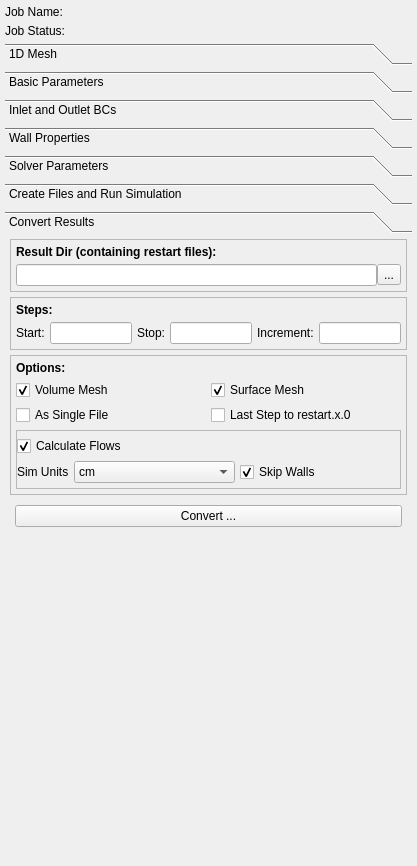
First picture: the form in Code/Source/sv4gui/Plugins/org.sv.gui.qt.simulation1d/sv4gui_SimulationView1d.ui, repository SimVascular/SimVascular, before the edit.
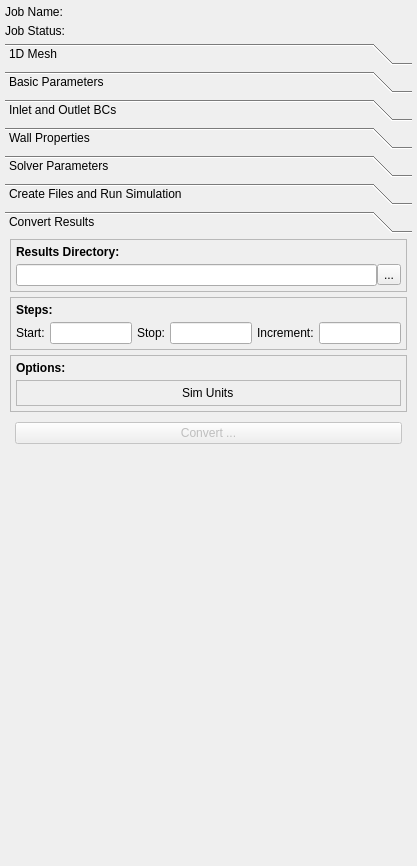
Second picture: the form after the edit. The open tabs and pages were chosen to show the change.

Commit message: Remove results convert GUI widgets.

What changed in the file:
```diff
--- a/Code/Source/sv4gui/Plugins/org.sv.gui.qt.simulation1d/sv4gui_SimulationView1d.ui
+++ b/Code/Source/sv4gui/Plugins/org.sv.gui.qt.simulation1d/sv4gui_SimulationView1d.ui
@@ -1282,7 +1282,7 @@
                       </font>
                      </property>
                      <property name="text">
-                      <string>Result Dir (containing restart files):</string>
+                      <string>Results Directory:</string>
                      </property>
                     </widget>
                    </item>
@@ -1445,20 +1445,6 @@
                 <property name="spacing">
                  <number>5</number>
                 </property>
-                <item row="2" column="1">
-                 <widget class="QCheckBox" name="checkBoxToRestart">
-                  <property name="text">
-                   <string>Last Step to restart.x.0</string>
-                  </property>
-                 </widget>
-                </item>
-                <item row="2" column="0">
-                 <widget class="QCheckBox" name="checkBoxSingleFile">
-                  <property name="text">
-                   <string>As Single File</string>
-                  </property>
-                 </widget>
-                </item>
                 <item row="0" column="0">
                  <widget class="QLabel" name="label_17">
                   <property name="font">
@@ -1472,27 +1458,7 @@
                   </property>
                  </widget>
                 </item>
-                <item row="1" column="0">
-                 <widget class="QCheckBox" name="checkBoxVolume">
-                  <property name="text">
-                   <string>Volume Mesh</string>
-                  </property>
-                  <property name="checked">
-                   <bool>true</bool>
-                  </property>
-                 </widget>
-                </item>
-                <item row="1" column="1">
-                 <widget class="QCheckBox" name="checkBoxSurface">
-                  <property name="text">
-                   <string>Surface Mesh</string>
-                  </property>
-                  <property name="checked">
-                   <bool>true</bool>
-                  </property>
-                 </widget>
-                </item>
-                <item row="3" column="0" colspan="2">
+                <item row="1" column="0" colspan="2">
                  <widget class="QFrame" name="frame_3">
                   <property name="frameShape">
                    <enum>QFrame::StyledPanel</enum>
@@ -1516,16 +1482,6 @@
                    <property name="bottomMargin">
                     <number>5</number>
                    </property>
-                   <item>
-                    <widget class="QCheckBox" name="checkBoxCalculateFlows">
-                     <property name="text">
-                      <string>Calculate Flows</string>
-                     </property>
-                     <property name="checked">
-                      <bool>true</bool>
-                     </property>
-                    </widget>
-                   </item>
                    <item>
                     <widget class="QWidget" name="widgetCalculateFlows" native="true">
                      <layout class="QHBoxLayout" name="horizontalLayout_10">
@@ -1557,30 +1513,6 @@
                         </property>
                        </widget>
                       </item>
-                      <item>
-                       <widget class="QComboBox" name="comboBoxSimUnits">
-                        <item>
-                         <property name="text">
-                          <string>cm</string>
-                         </property>
-                        </item>
-                        <item>
-                         <property name="text">
-                          <string>mm</string>
-                         </property>
-                        </item>
-                       </widget>
-                      </item>
-                      <item>
-                       <widget class="QCheckBox" name="checkBoxSkipWalls">
-                        <property name="text">
-                         <string>Skip Walls</string>
-                        </property>
-                        <property name="checked">
-                         <bool>true</bool>
-                        </property>
-                       </widget>
-                      </item>
                      </layout>
                     </widget>
                    </item>
@@ -1610,6 +1542,9 @@
                 </property>
                 <item>
                  <widget class="QPushButton" name="btnExportResults">
+                  <property name="enabled">
+                   <bool>false</bool>
+                  </property>
                   <property name="text">
                    <string>Convert ...</string>
                   </property>
```
Left out of the diff: 2 changed lines with no effect on the pictures. The commit also changes 1 other file.
